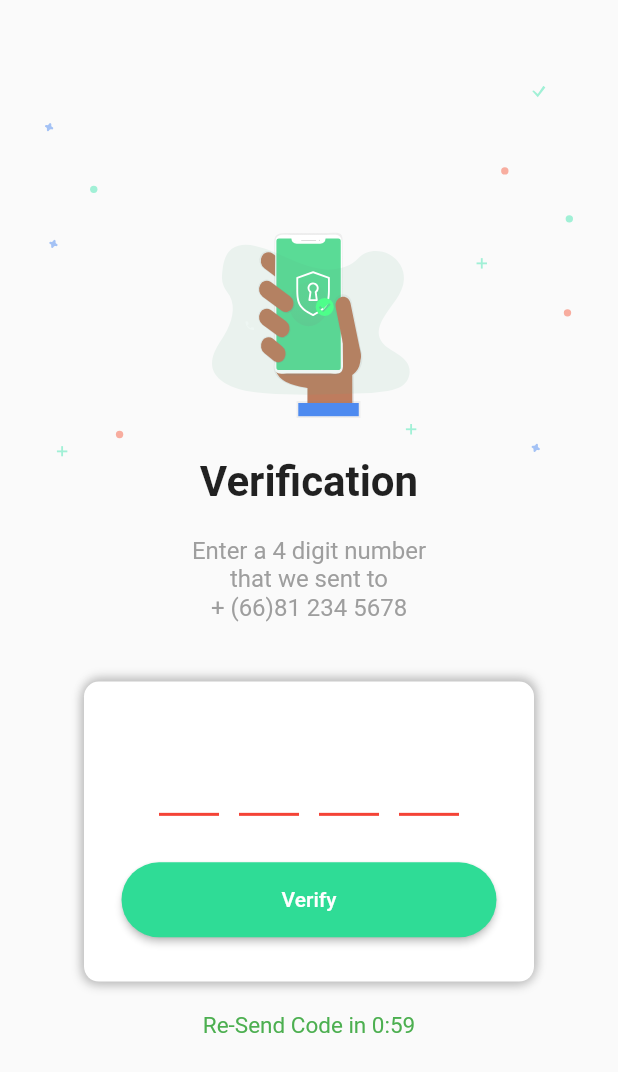
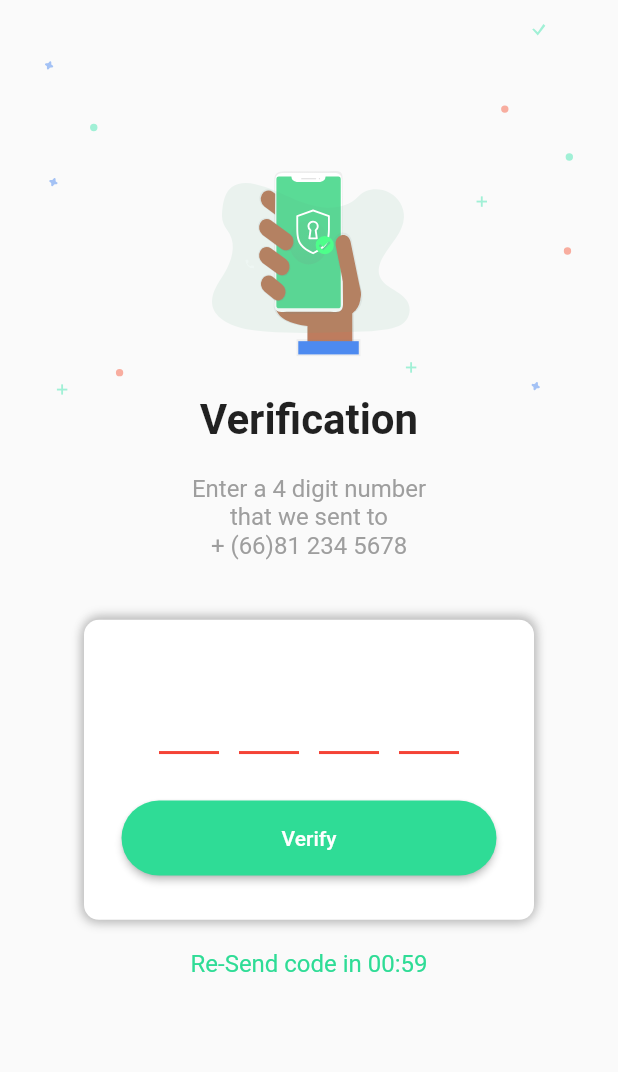
Before and after one commit to godprogrammer3/technician_app, a Flutter app: the screen it shows after launch, on a phone screen of 412 x 824 dp. Shown: the top 1072 px of the screen. Run offline on Flutter 3.47's test engine with Material 2 defaults, Android fonts, the phone set to English and light mode, and no system bars; drawn by our look-alikes of pin_code_fields; our stand-ins replace equatable, flutter_bloc, flutter_svg.

Commit message:
Complete split widget

```diff
--- a/lap_app/lib/main.dart
+++ b/lap_app/lib/main.dart
@@ -10,6 +10,7 @@ void main() async {
     .then((_) {
       runApp(new MyApp());
     });
+
 }
 
 class MyApp extends StatelessWidget {
--- a/lap_app/lib/ui/pages/verify_otp_page.dart
+++ b/lap_app/lib/ui/pages/verify_otp_page.dart
@@ -3,7 +3,6 @@ import 'package:flutter/services.dart';
 import 'package:flutter_bloc/flutter_bloc.dart';
 import 'package:lap_app/bloc/bloc.dart';
 import 'package:lap_app/ui/widget/widgets.dart';
-import 'package:pin_code_fields/pin_code_fields.dart';
 import 'package:flutter_svg/flutter_svg.dart';
 
 String currentOtp = '';
@@ -12,9 +11,6 @@ class VerifyOtpPage extends StatelessWidget {
   @override
   Widget build(BuildContext context) {
     return Scaffold(
-      // appBar: AppBar(
-      //   title: Text('Verify OTP page'),
-      // ),
       body: SafeArea(
           left: true,
           top: true,
@@ -30,8 +26,10 @@ class VerifyOtpPage extends StatelessWidget {
   Widget buildBody(BuildContext context) {
     return Row(mainAxisAlignment: MainAxisAlignment.center, children: <Widget>[
       Column(mainAxisAlignment: MainAxisAlignment.center, children: <Widget>[
-        SizedBox(height: MediaQuery.of(context).size.height / 20.0),
-        ImageDisplay(imageName:'top_verify_otp.svg',width:MediaQuery.of(context).size.width*0.9,height:MediaQuery.of(context).size.height*0.3),
+        ImageDisplay(
+            imageName: 'top_verify_otp.svg',
+            width: MediaQuery.of(context).size.width * 0.9,
+            height: MediaQuery.of(context).size.height * 0.3),
         Text(
           'Verification',
           style: TextStyle(fontWeight: FontWeight.bold, fontSize: 28.0),
@@ -56,96 +54,7 @@ class VerifyOtpPage extends StatelessWidget {
         ),
         SizedBox(height: 40),
         OtpInput(),
-        SizedBox(height: 20),
-        Text('Re-Send Code in 0:59',
-            style: TextStyle(
-              color: Colors.green,
-              fontSize: 15.0,
-            )),
       ]),
     ]);
   }
 }
-
-class OtpInput extends StatelessWidget {
-  const OtpInput({Key key}) : super(key: key);
-
-  @override
-  Widget build(BuildContext context) {
-    return Container(
-        width: 300,
-        height: 200,
-        decoration: BoxDecoration(
-            color: Colors.white,
-            borderRadius: new BorderRadius.only(
-              topLeft: const Radius.circular(10.0),
-              topRight: const Radius.circular(10.0),
-              bottomLeft: const Radius.circular(10.0),
-              bottomRight: const Radius.circular(10.0),
-            ),
-            boxShadow: [
-              BoxShadow(
-                  color: Colors.grey.shade400,
-                  offset: Offset(1, -2),
-                  blurRadius: 5),
-              BoxShadow(
-                  color: Colors.grey.shade400,
-                  offset: Offset(-1, 2),
-                  blurRadius: 5)
-            ]),
-        child: Column(
-            mainAxisAlignment: MainAxisAlignment.center,
-            children: <Widget>[
-              PinInput(),
-              SizedBox(height: 15),
-              MaterialButton(
-                  height: 50,
-                  minWidth: 250,
-                  color: Color.fromARGB(255, 47, 220, 150),
-                  textColor: Colors.white,
-                  child: Text('Verify'),
-                  onPressed: () => {},
-                  shape: RoundedRectangleBorder(
-                      borderRadius: new BorderRadius.circular(30.0),
-                      side: BorderSide(color: Colors.transparent))),
-            ]));
-  }
-}
-
-class PinInput extends StatefulWidget {
-  PinInput({Key key}) : super(key: key);
-
-  @override
-  _PinInputState createState() => _PinInputState();
-}
-
-class _PinInputState extends State<PinInput> {
-  @override
-  Widget build(BuildContext context) {
-    return Container(
-      padding: EdgeInsets.all(0),
-      child: Padding(
-          padding: const EdgeInsets.fromLTRB(50, 0, 50, 0),
-          child: PinCodeTextField(
-            length: 4,
-            obsecureText: false,
-            animationType: AnimationType.fade,
-            shape: PinCodeFieldShape.underline,
-            animationDuration: Duration(milliseconds: 300),
-            borderRadius: BorderRadius.circular(5),
-            fieldHeight: 60,
-            fieldWidth: 40,
-            backgroundColor: Colors.white,
-            textStyle: TextStyle(fontSize: 28),
-            textInputType:
-                TextInputType.numberWithOptions(signed: false, decimal: false),
-            inputFormatters: [WhitelistingTextInputFormatter.digitsOnly],
-            onChanged: (value) {
-              setState(() {
-                currentOtp = value;
-              });
-            },
-          )),
-    );
-  }
-}
--- /dev/null
+++ b/lap_app/lib/ui/widget/otp_input.dart
@@ -0,0 +1,117 @@
+import 'package:flutter/services.dart';
+import 'package:pin_code_fields/pin_code_fields.dart';
+import 'package:flutter/material.dart';
+
+class OtpInput extends StatelessWidget {
+  const OtpInput({Key key}) : super(key: key);
+
+  @override
+  Widget build(BuildContext context) {
+    return Column(
+      children: <Widget>[
+        Container(
+            width: 300,
+            height: 200,
+            decoration: BoxDecoration(
+                color: Colors.white,
+                borderRadius: new BorderRadius.only(
+                  topLeft: const Radius.circular(10.0),
+                  topRight: const Radius.circular(10.0),
+                  bottomLeft: const Radius.circular(10.0),
+                  bottomRight: const Radius.circular(10.0),
+                ),
+                boxShadow: [
+                  BoxShadow(
+                      color: Colors.grey.shade400,
+                      offset: Offset(1, -2),
+                      blurRadius: 5),
+                  BoxShadow(
+                      color: Colors.grey.shade400,
+                      offset: Offset(-1, 2),
+                      blurRadius: 5)
+                ]),
+            child: Column(
+                mainAxisAlignment: MainAxisAlignment.center,
+                children: <Widget>[
+                  PinInput(),
+                  SizedBox(height: 15),
+                  MaterialButton(
+                      height: 50,
+                      minWidth: 250,
+                      color: Color.fromARGB(255, 47, 220, 150),
+                      textColor: Colors.white,
+                      child: Text('Verify'),
+                      onPressed: () => {},
+                      shape: RoundedRectangleBorder(
+                          borderRadius: new BorderRadius.circular(30.0),
+                          side: BorderSide(color: Colors.transparent))),
+                ])),
+                SizedBox(height:20),
+                OtpCountDown(),
+                      ],
+                    );
+                  }
+                }
+
+class PinInput extends StatefulWidget {
+  PinInput({Key key}) : super(key: key);
+
+  @override
+  _PinInputState createState() => _PinInputState();
+}
+
+class _PinInputState extends State<PinInput> {
+  String currentOtp;
+  @override
+  Widget build(BuildContext context) {
+    return Column(children: <Widget>[
+      Container(
+        padding: EdgeInsets.all(0),
+        child: Padding(
+            padding: const EdgeInsets.fromLTRB(50, 0, 50, 0),
+            child: PinCodeTextField(
+              length: 4,
+              obsecureText: false,
+              animationType: AnimationType.fade,
+              shape: PinCodeFieldShape.underline,
+              animationDuration: Duration(milliseconds: 300),
+              borderRadius: BorderRadius.circular(5),
+              fieldHeight: 60,
+              fieldWidth: 40,
+              backgroundColor: Colors.white,
+              textStyle: TextStyle(fontSize: 28),
+              textInputType: TextInputType.numberWithOptions(
+                  signed: false, decimal: false),
+              inputFormatters: [WhitelistingTextInputFormatter.digitsOnly],
+              onChanged: (value) {
+                setState(() {
+                  currentOtp = value;
+                });
+              },
+            )),
+      ),
+    ]);
+  }
+}
+
+class OtpCountDown extends StatefulWidget {
+  OtpCountDown({Key key}) : super(key: key);
+
+  @override
+  _OtpCountDownState createState() => _OtpCountDownState();
+}
+
+class _OtpCountDownState extends State<OtpCountDown> {
+  @override
+  Widget build(BuildContext context) {
+    return Container(
+       child: Text(
+         'Re-Send code in 00:59',
+         style: TextStyle(
+           color:Color.fromARGB(255, 47, 220, 150),
+           fontSize: 16,
+         )
+       ),
+    );
+  }
+}
--- a/lap_app/lib/ui/widget/widgets.dart
+++ b/lap_app/lib/ui/widget/widgets.dart
@@ -1 +1,2 @@
-export './imageDisplay.dart';
+export './image_display.dart';
+export './otp_input.dart';
```
Also changed, not shown: lap_app/lib/ui/widget/image_display.dart (renamed from lap_app/lib/ui/widget/imageDisplay.dart).
